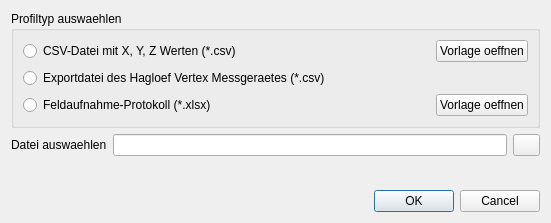
First picture: the form in gui/surveyImportDialog.ui, repository piMoll/SEILAPLAN, before the edit.
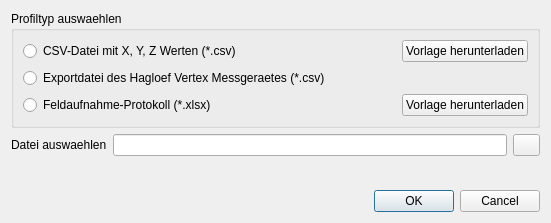
Second picture: the form after the edit. Icons and pictures are not drawn.

Diff of the .ui file:
```diff
--- a/gui/surveyImportDialog.ui
+++ b/gui/surveyImportDialog.ui
@@ -40,7 +40,7 @@
           <item row="2" column="1">
            <widget class="QPushButton" name="buttonTemplateExcelProtocol">
             <property name="text">
-             <string>Vorlage oeffnen</string>
+             <string>Vorlage herunterladen</string>
             </property>
            </widget>
           </item>
@@ -54,7 +54,7 @@
           <item row="0" column="1">
            <widget class="QPushButton" name="buttonTemplateCsvXyz">
             <property name="text">
-             <string>Vorlage oeffnen</string>
+             <string>Vorlage herunterladen</string>
             </property>
            </widget>
           </item>
```
